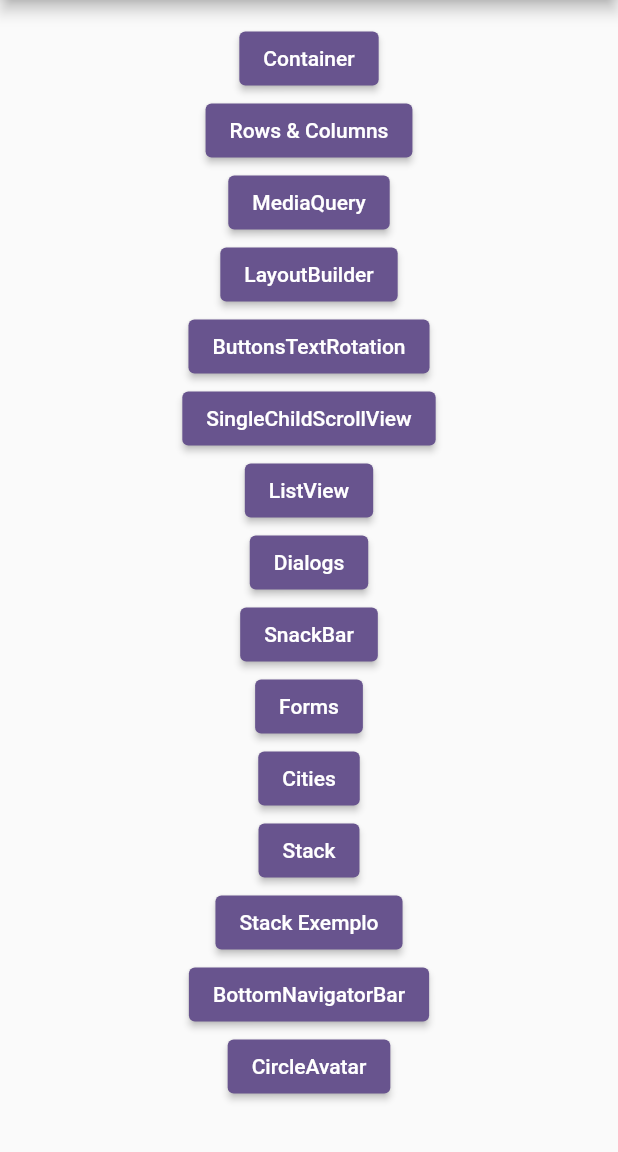
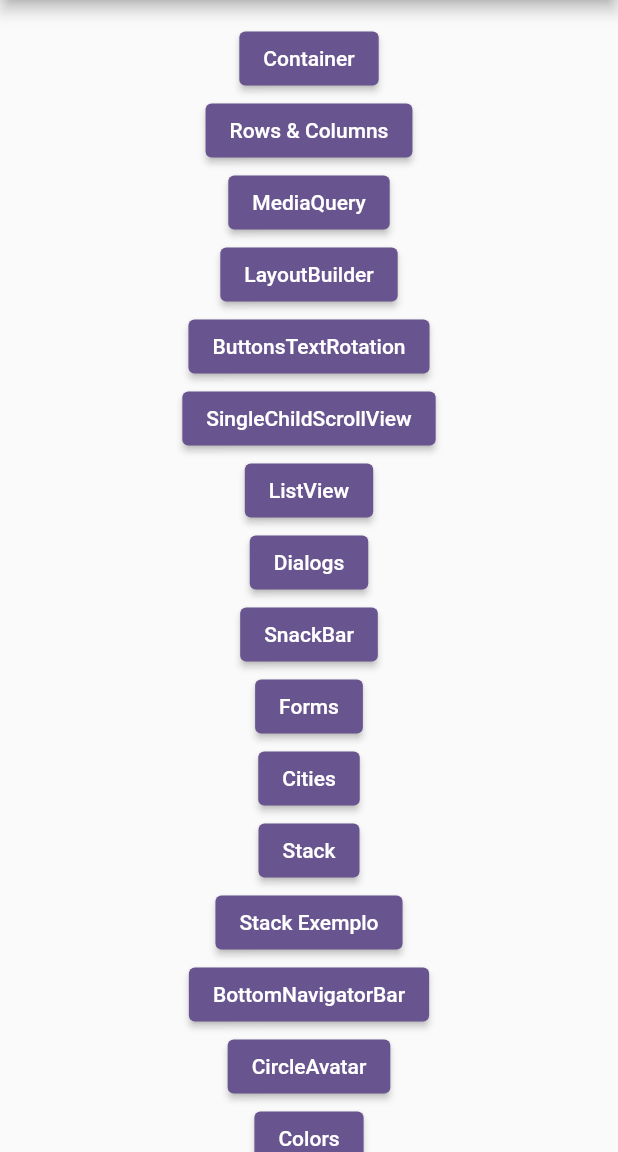
Before and after one commit to celycodes/jornada_flutter, a Flutter app: the screen it shows after launch, on a phone screen of 412 x 824 dp, the part 84-1236 px from its top. Run offline on Flutter 3.47's test engine with Material 2 defaults, Android fonts, the phone set to English and light mode, and no system bars; our stand-ins replace device_preview.

Commit message:
add const

```diff
--- a/flutter_fundamentos/lib/main.dart
+++ b/flutter_fundamentos/lib/main.dart
@@ -4,6 +4,7 @@ import 'package:flutter/material.dart';
 import 'package:device_preview/device_preview.dart';
 import 'package:flutter_fundamentos/pages/buttons_rotation_text/buttons_rotation_text_page.dart';
 import 'package:flutter_fundamentos/pages/cities/cities_page.dart';
+import 'package:flutter_fundamentos/pages/colors/colors_page.dart';
 import 'package:flutter_fundamentos/pages/dialogs/dialogs_page.dart';
 import 'package:flutter_fundamentos/pages/forms/forms_page.dart';
 import 'package:flutter_fundamentos/pages/scrolls/list_view_page.dart';
@@ -61,6 +62,7 @@ class MyApp extends StatelessWidget {
         AppRoutes.exampleStack: (_) => const ExampleStackPage(),
         AppRoutes.bottomNavigatorBar: (_) => const BottomNavigatorBarPage(),
         AppRoutes.circleAvatar: (_) => const CircleAvatarPage(),
+        AppRoutes.colors: (_) => const ColorsPage(),
       },
     );
   }
--- a/flutter_fundamentos/lib/pages/bottom_navigator_bar/bottom_navigator_bar_page.dart
+++ b/flutter_fundamentos/lib/pages/bottom_navigator_bar/bottom_navigator_bar_page.dart
@@ -16,7 +16,7 @@ class BottomNavigatorBarPage extends StatelessWidget {
             Navigator.of(context).pop();
           }
         },
-        items: [
+        items: const [
           BottomNavigationBarItem(
             label: 'Profile',
             icon: Icon(Icons.people_alt),
@@ -27,7 +27,7 @@ class BottomNavigatorBarPage extends StatelessWidget {
           ),
         ],
       ),
-      body: IndexedStack(
+      body: const IndexedStack(
         children: [
           ProfilePage(),
         ],
--- a/flutter_fundamentos/lib/pages/home/home_page.dart
+++ b/flutter_fundamentos/lib/pages/home/home_page.dart
@@ -17,6 +17,7 @@ enum PopupMenuPages {
   exampleStack,
   bottomNavigatorBar,
   circleAvatar,
+  colors,
 }
 
 class HomePage extends StatelessWidget {
@@ -108,6 +109,11 @@ class HomePage extends StatelessWidget {
                   AppRoutes.circleAvatar,
                 );
                 break;
+              case PopupMenuPages.colors:
+                Navigator.of(context).pushNamed(
+                  AppRoutes.colors,
+                );
+                break;
             }
           }, itemBuilder: (BuildContext context) {
             return <PopupMenuItem<PopupMenuPages>>[
@@ -170,6 +176,10 @@ class HomePage extends StatelessWidget {
               const PopupMenuItem<PopupMenuPages>(
                 value: PopupMenuPages.circleAvatar,
                 child: Text('Circle Avatar'),
+              ),
+              const PopupMenuItem<PopupMenuPages>(
+                value: PopupMenuPages.colors,
+                child: Text('Colors'),
               ),
             ];
           }),
@@ -301,6 +311,14 @@ class HomePage extends StatelessWidget {
               },
               child: const Text('CircleAvatar'),
             ),
+            ElevatedButton(
+              onPressed: () {
+                Navigator.of(context).pushNamed(
+                  AppRoutes.colors,
+                );
+              },
+              child: const Text('Colors'),
+            ),
           ],
         ),
       ),
--- a/flutter_fundamentos/lib/routes/app_routes.dart
+++ b/flutter_fundamentos/lib/routes/app_routes.dart
@@ -1,5 +1,3 @@
-import 'package:flutter/material.dart';
-
 class AppRoutes {
   static const homePage = '/';
   static const container = '/container';
@@ -17,4 +15,5 @@ class AppRoutes {
   static const exampleStack = '/stack/example_stack';
   static const bottomNavigatorBar = '/bottom_navigator_bar';
   static const circleAvatar = '/circle_avatar';
+  static const colors = '/colors';
 }
```
Also changed, not shown: flutter_fundamentos/lib/pages/circle_avatar/circle_avatar_page.dart (+8 -8 lines), flutter_fundamentos/lib/pages/colors/colors_page.dart (added, +22 -0 lines).
